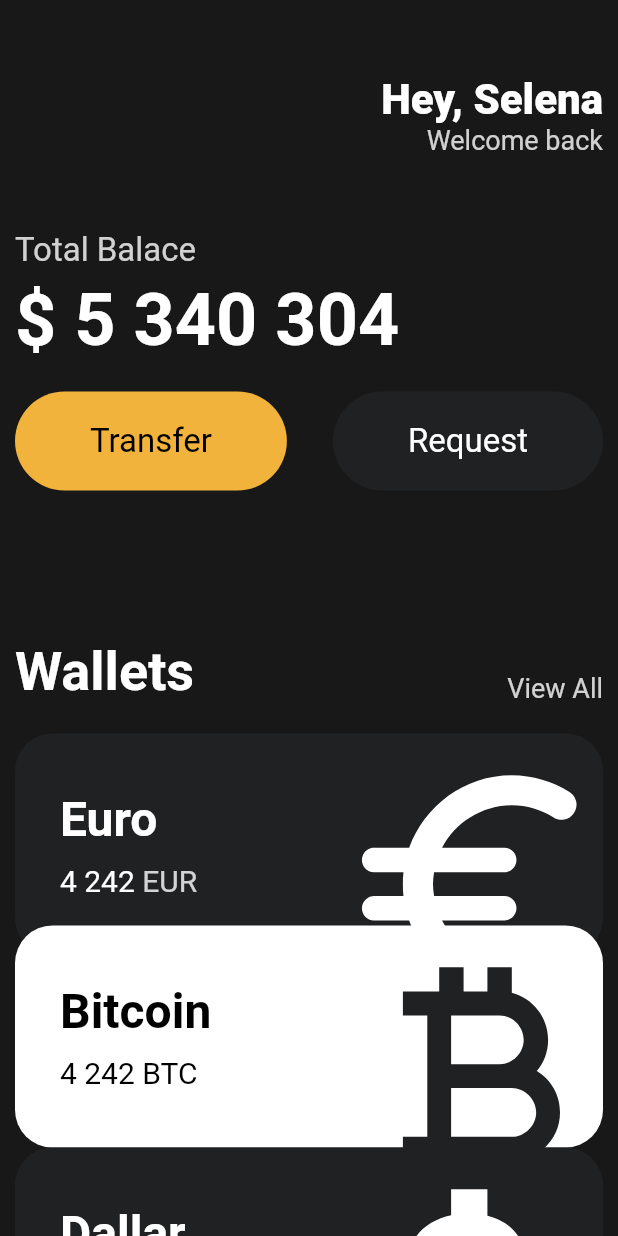
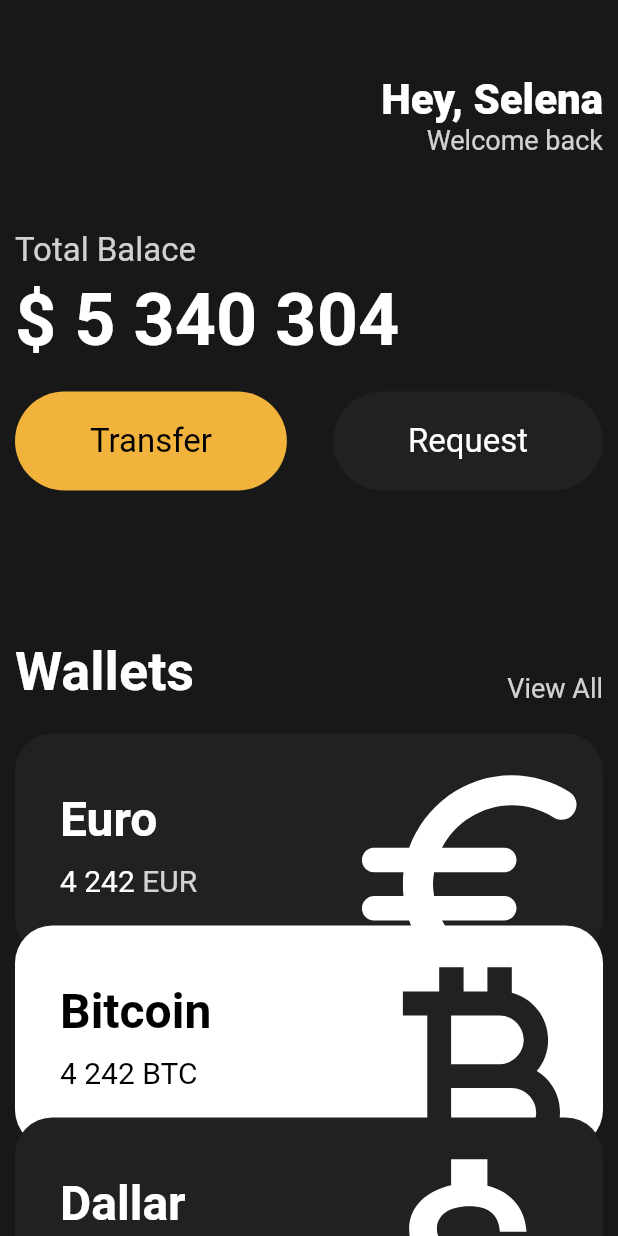
Before and after one commit to es5es5/toonflix, a Flutter app: the screen it shows after launch, on a phone screen of 412 x 824 dp. Run offline on Flutter 3.47's test engine with Material 2 defaults, Android fonts, the phone set to English and light mode, and no system bars.

Commit message:
#3.9 Code Challenge

```diff
--- a/lib/main.dart
+++ b/lib/main.dart
@@ -121,26 +121,23 @@ class App extends StatelessWidget {
                   amount: '4 242',
                   icon: Icons.euro_rounded,
                   isInverted: false,
+                  order: 1,
                 ),
-                Transform.translate(
-                  offset: const Offset(0, -20),
-                  child: const CurrencyCard(
+                const CurrencyCard(
                   name: 'Bitcoin',
                   code: 'BTC',
                   amount: '4 242',
                   icon: Icons.currency_bitcoin_outlined,
                   isInverted: true,
+                  order: 2,
                 ),
-                ),
-                Transform.translate(
-                  offset: const Offset(0, -20),
-                  child: const CurrencyCard(
+                const CurrencyCard(
                   name: 'Dallar',
                   code: 'USD',
                   amount: '41 242',
                   icon: Icons.attach_money,
                   isInverted: false,
-                  ),
+                  order: 3,
                 ),
               ],
             ),
--- a/lib/widgets/currency_card.dart
+++ b/lib/widgets/currency_card.dart
@@ -4,6 +4,7 @@ class CurrencyCard extends StatelessWidget {
   final String name, code, amount;
   final IconData icon;
   final bool isInverted;
+  final double order;
 
   final _blackColor = const Color(0xFF1F2123);
 
@@ -14,11 +15,14 @@ class CurrencyCard extends StatelessWidget {
     required this.amount,
     required this.icon,
     required this.isInverted,
+    required this.order,
   });
 
   @override
   Widget build(BuildContext context) {
-    return Container(
+    return Transform.translate(
+      offset: Offset(0, (-20 * (order - 1))),
+      child: Container(
         clipBehavior: Clip.hardEdge,
         decoration: BoxDecoration(
             color: isInverted ? Colors.white : _blackColor,
@@ -81,6 +85,7 @@ class CurrencyCard extends StatelessWidget {
             ],
           ),
         ),
+      ),
     );
   }
 }
```
Lines whose indentation alone changed are shown as unchanged.
